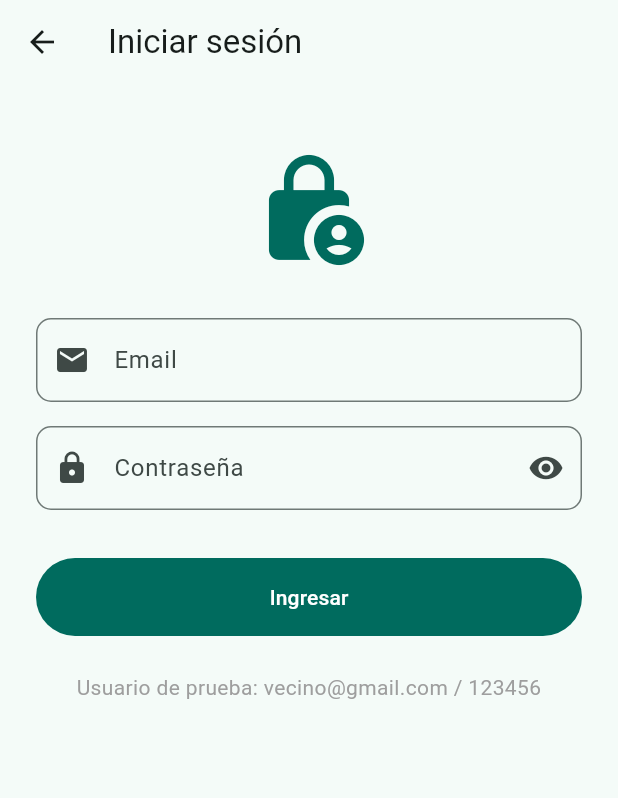
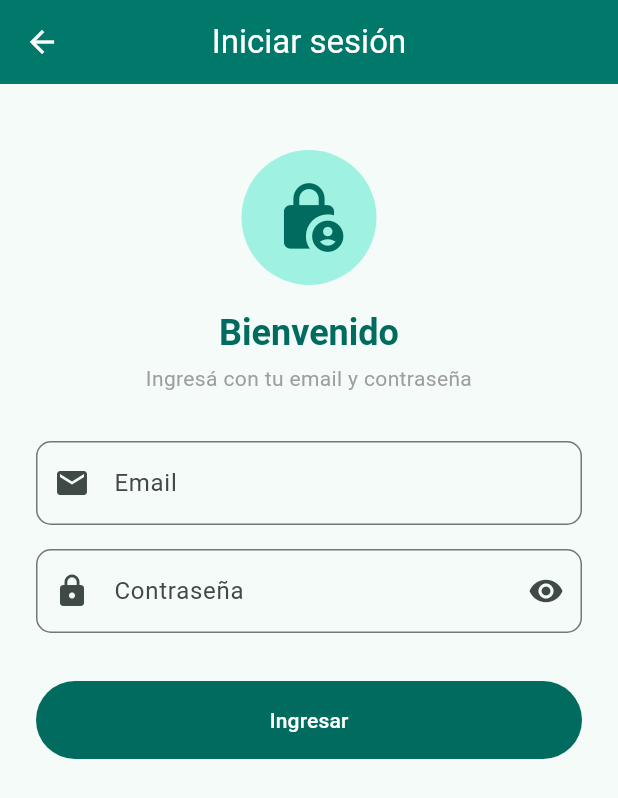
Before and after one commit to javierrojas62/atencion_Ciudadana, a Flutter app: the screen it shows after launch, after a tap on "Iniciar sesión", on a phone screen of 412 x 824 dp. Shown: the top 798 px of the screen. Run offline on Flutter 3.47's test engine with Material 3 defaults, Android fonts, the light colour scheme and no system bars; our stand-ins replace supabase_flutter; accounts and stored records are empty.

Commit message:
feat: enhance UI with consistent theming, add construction widget, and implement authentication provider

```diff
--- a/lib/src/app.dart
+++ b/lib/src/app.dart
@@ -14,10 +14,27 @@ class App extends StatelessWidget {
       debugShowCheckedModeBanner: false,
 
       // Tema de la app: uso un color base verde azulado y Material 3,
-      // así todos los botones e inputs toman el mismo estilo sin repetirlo en cada pantalla.
+      // así todos los botones, tarjetas e inputs toman el mismo estilo
+      // sin repetirlo en cada pantalla.
       theme: ThemeData(
         colorScheme: ColorScheme.fromSeed(seedColor: const Color(0xFF00796B)),
         useMaterial3: true,
+
+        // AppBar verde con letras blancas en todas las pantallas
+        appBarTheme: const AppBarTheme(
+          backgroundColor: Color(0xFF00796B),
+          foregroundColor: Colors.white,
+          centerTitle: true,
+        ),
+
+        // Todas las tarjetas con el mismo borde redondeado
+        cardTheme: CardThemeData(
+          elevation: 2,
+          shape: RoundedRectangleBorder(
+            borderRadius: BorderRadius.circular(15.0),
+          ),
+        ),
+
         inputDecorationTheme: const InputDecorationTheme(
           border: OutlineInputBorder(
             borderRadius: BorderRadius.all(Radius.circular(10.0)),
--- a/lib/src/pages/admin_page.dart
+++ b/lib/src/pages/admin_page.dart
@@ -1,6 +1,7 @@
 import 'package:flutter/material.dart';
 
 import 'package:atencion_ciudadana/src/widgets/boton_cerrar_sesion.dart';
+import 'package:atencion_ciudadana/src/widgets/en_construccion.dart';
 
 // Pantalla del administrador. Acá van a ir el dashboard, usuarios y barrios.
 class AdminPage extends StatelessWidget {
@@ -13,7 +14,7 @@ class AdminPage extends StatelessWidget {
         title: const Text('Panel de administración'),
         actions: const [BotonCerrarSesion()],
       ),
-      body: const Center(child: Text('Vista del admin (próximamente)')),
+      body: const EnConstruccion(),
     );
   }
 }
--- a/lib/src/pages/login_page.dart
+++ b/lib/src/pages/login_page.dart
@@ -1,9 +1,10 @@
-import 'package:atencion_ciudadana/src/models/auth_provider.dart';
 import 'package:flutter/material.dart';
 
+import 'package:atencion_ciudadana/src/providers/auth_provider.dart';
+
 // Pantalla de inicio de sesión.
-// Por ahora el usuario está harcodeado acá. Cuando tenga la API en Laravel
-// esto se reemplaza por el POST al login y se redirige según el rol.
+// Valida los campos, inicia sesión con Supabase y manda a cada usuario
+// a la pantalla de su rol (vecino, operario o admin).
 class LoginPage extends StatefulWidget {
   const LoginPage({super.key});
 
@@ -32,6 +33,8 @@ class _LoginPageState extends State<LoginPage> {
 
   @override
   Widget build(BuildContext context) {
+    final colores = Theme.of(context).colorScheme;
+
     return Scaffold(
       // El AppBar ya trae la flecha para volver a la HomePage
       appBar: AppBar(title: const Text('Iniciar sesión')),
@@ -41,25 +44,36 @@ class _LoginPageState extends State<LoginPage> {
           padding: const EdgeInsets.symmetric(horizontal: 24, vertical: 20),
           children: [
             const SizedBox(height: 24),
-            Icon(
-              Icons.lock_person,
-              size: 80,
-              color: Theme.of(context).colorScheme.primary,
+
+            // Mismo estilo de logo que la HomePage
+            CircleAvatar(
+              radius: 45,
+              backgroundColor: colores.primaryContainer,
+              child: Icon(Icons.lock_person, size: 50, color: colores.primary),
+            ),
+            const SizedBox(height: 16),
+
+            Text(
+              'Bienvenido',
+              textAlign: TextAlign.center,
+              style: Theme.of(context).textTheme.headlineSmall?.copyWith(
+                fontWeight: FontWeight.bold,
+                color: colores.primary,
+              ),
+            ),
+            const SizedBox(height: 4),
+            const Text(
+              'Ingresá con tu email y contraseña',
+              textAlign: TextAlign.center,
+              style: TextStyle(color: Colors.grey),
             ),
             const SizedBox(height: 32),
+
             _crearEmail(),
             const SizedBox(height: 16),
             _crearPassword(),
             const SizedBox(height: 32),
             _crearBoton(),
-            const SizedBox(height: 24),
-
-            // Ayuda para la presentación, después lo saco
-            const Text(
-              'Usuario de prueba: vecino@gmail.com / 123456',
-              textAlign: TextAlign.center,
-              style: TextStyle(color: Colors.grey),
-            ),
           ],
         ),
       ),
@@ -117,7 +131,7 @@ class _LoginPageState extends State<LoginPage> {
     );
   }
 
-  // Mientras "carga" deshabilito el botón y muestro el circulito
+  // Mientras carga deshabilito el botón y muestro el circulito
   Widget _crearBoton() {
     return FilledButton(
       style: FilledButton.styleFrom(
--- a/lib/src/pages/operario_page.dart
+++ b/lib/src/pages/operario_page.dart
@@ -1,6 +1,7 @@
 import 'package:flutter/material.dart';
 
 import 'package:atencion_ciudadana/src/widgets/boton_cerrar_sesion.dart';
+import 'package:atencion_ciudadana/src/widgets/en_construccion.dart';
 
 // Pantalla del operario. Acá van a ir los barrios con reclamos pendientes.
 class OperarioPage extends StatelessWidget {
@@ -13,7 +14,7 @@ class OperarioPage extends StatelessWidget {
         title: const Text('Reclamos pendientes'),
         actions: const [BotonCerrarSesion()],
       ),
-      body: const Center(child: Text('Vista del operario (próximamente)')),
+      body: const EnConstruccion(),
     );
   }
 }
--- /dev/null
+++ b/lib/src/providers/auth_provider.dart
@@ -0,0 +1,77 @@
+import 'package:supabase_flutter/supabase_flutter.dart';
+
+import 'package:atencion_ciudadana/src/models/perfil_model.dart';
+
+// Error con un mensaje listo para mostrarle al usuario
+class LoginException implements Exception {
+  final String mensaje;
+  LoginException(this.mensaje);
+}
+
+// Provider de autenticación: iniciar sesión, leer el perfil y salir.
+class AuthProvider {
+  final _supabase = Supabase.instance.client;
+
+  // Perfil del usuario logueado, para usarlo en cualquier pantalla
+  PerfilModel? perfilActual;
+
+  Future<PerfilModel> iniciarSesion(String email, String password) async {
+    try {
+      await _supabase.auth.signInWithPassword(
+        email: email,
+        password: password,
+      );
+    } on AuthException catch (e) {
+      throw LoginException(_traducirError(e.message));
+    } catch (_) {
+      throw LoginException('No se pudo conectar. Revisá tu conexión.');
+    }
+
+    final perfil = await obtenerPerfil();
+
+    // Si el admin lo desactivó, no lo dejo entrar
+    if (!perfil.activo) {
+      await cerrarSesion();
+      throw LoginException(
+        'Tu cuenta está desactivada. Comunicate con la municipalidad.',
+      );
+    }
+
+    return perfil;
+  }
+
+  // Lee de la tabla perfiles los datos del usuario logueado
+  Future<PerfilModel> obtenerPerfil() async {
+    try {
+      final datos = await _supabase
+          .from('perfiles')
+          .select('id, email, nombre, apellido, rol, activo')
+          .eq('id', _supabase.auth.currentUser!.id)
+          .single();
+      perfilActual = PerfilModel.fromJson(datos);
+      return perfilActual!;
+    } catch (_) {
+      await cerrarSesion();
+      throw LoginException('No se pudieron cargar los datos de tu cuenta.');
+    }
+  }
+
+  Future<void> cerrarSesion() async {
+    perfilActual = null;
+    await _supabase.auth.signOut();
+  }
+
+  // Supabase devuelve los errores en inglés, acá los paso a castellano
+  String _traducirError(String mensaje) {
+    if (mensaje.contains('Invalid login credentials')) {
+      return 'El email o la contraseña son incorrectos.';
+    }
+    if (mensaje.contains('Email not confirmed')) {
+      return 'Todavía no confirmaste tu email.';
+    }
+    return 'No se pudo iniciar sesión. Intentá de nuevo.';
+  }
+}
+
+// Instancia que uso desde las pantallas (igual que categoriasProvider)
+final authProvider = AuthProvider();
--- a/lib/src/widgets/boton_cerrar_sesion.dart
+++ b/lib/src/widgets/boton_cerrar_sesion.dart
@@ -1,5 +1,6 @@
-import 'package:atencion_ciudadana/src/models/auth_provider.dart';
 import 'package:flutter/material.dart';
+
+import 'package:atencion_ciudadana/src/providers/auth_provider.dart';
 
 // Botón de cerrar sesión para el AppBar de cualquier pantalla.
 // Cierra la sesión en Supabase y vuelve al inicio borrando el historial.
```
Also changed, not shown: lib/src/pages/reclamos_page.dart (+54 -14 lines), lib/src/routes/routes.dart (+7 -5 lines), lib/src/widgets/en_construccion.dart (added, +23 -0 lines), lib/src/models/perfil_model.dart (line endings or trailing spaces).
